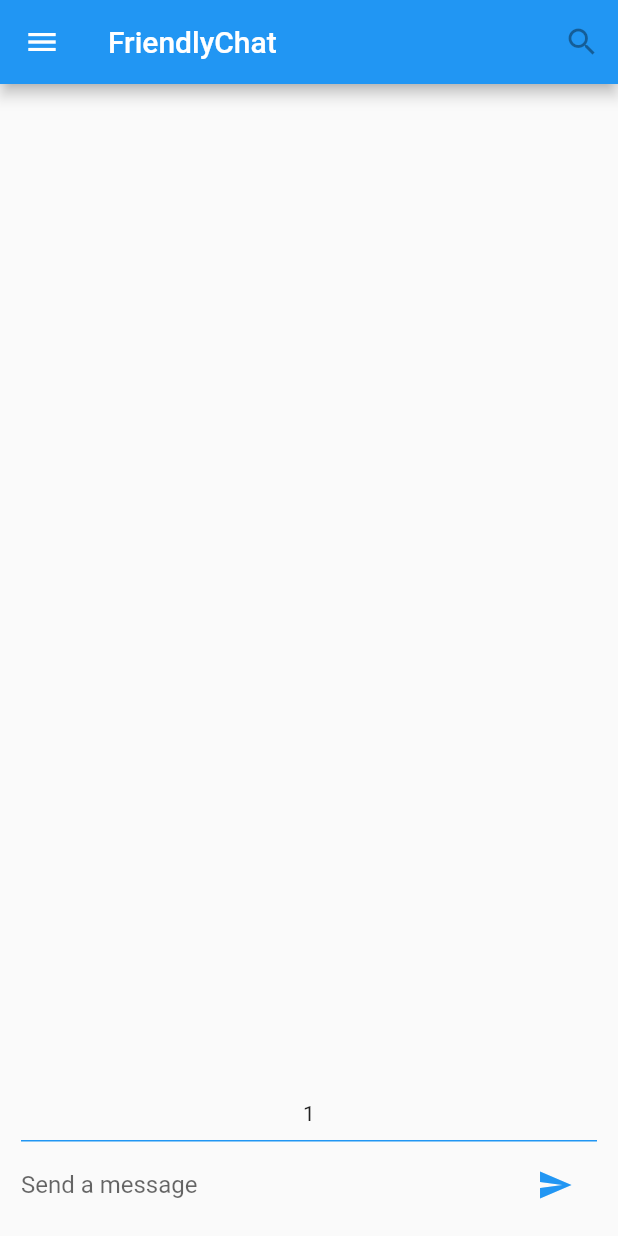
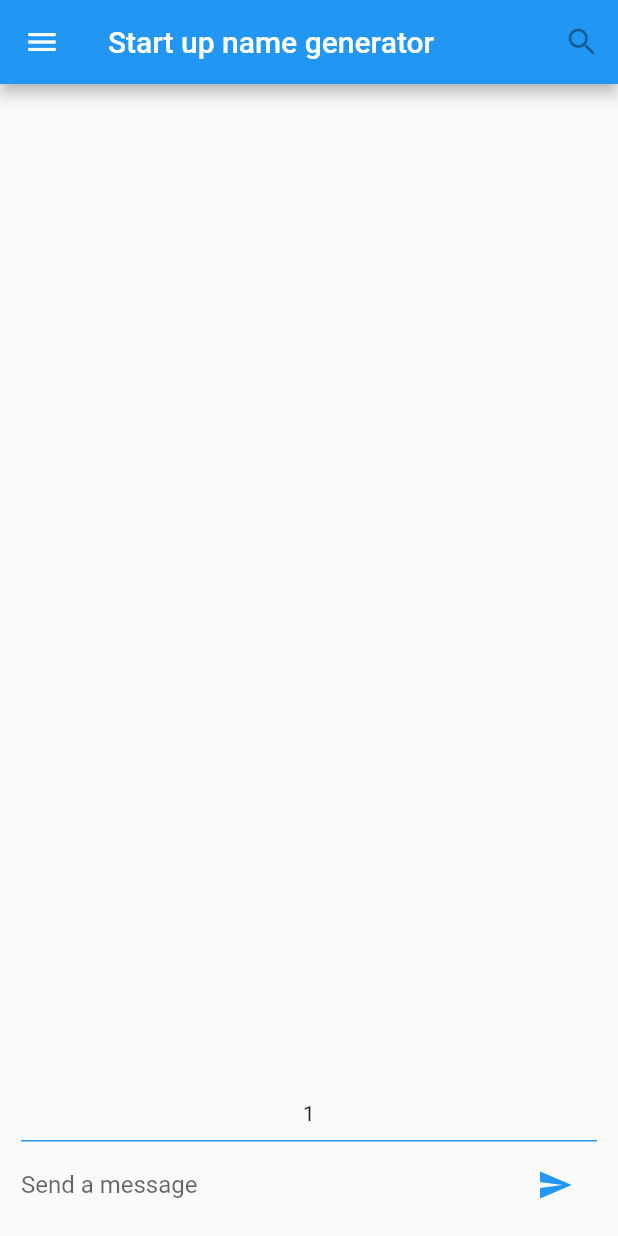
Before and after one commit to NosearY/flutter-sample-project, a Flutter app: the screen it shows after launch, after a tap on the "menu" icon, on a phone screen of 412 x 824 dp. Run offline on Flutter 3.47's test engine with Material 2 defaults, Android fonts, the phone set to English and light mode, and no system bars.

```diff
--- a/lib/main.dart
+++ b/lib/main.dart
@@ -3,11 +3,10 @@
 // found in the LICENSE file.
 
 import 'package:flutter/material.dart';
-import 'package:startup_namer/screens/chat-screen.dart';
+import 'package:startup_namer/src/constants/app.constants.dart';
+import 'package:startup_namer/src/screens/chat-screen.dart';
 
-void main() => runApp(FriendlyChatApp());
-
-const APP_NAME = 'Start up name generator';
+void main() => runApp(const FriendlyChatApp());
 
 class FriendlyChatApp extends StatelessWidget {
   const FriendlyChatApp({
--- /dev/null
+++ b/lib/src/constants/app.constants.dart
@@ -0,0 +1 @@
+const String APP_NAME = 'Start up name generator';
--- a/lib/screens/chat-screen.dart
+++ b/lib/src/screens/chat-screen.dart
@@ -1,15 +1,14 @@
 import 'package:flutter/material.dart';
-import 'package:english_words/english_words.dart';
-
-const APP_NAME = 'Start up name generator';
+import 'package:startup_namer/src/constants/app.constants.dart';
 
 class ChartScreen extends StatefulWidget {
   @override
   _ChartScreenState createState() => _ChartScreenState();
 }
 
+@immutable
 class CounterDisplay extends StatelessWidget {
-  CounterDisplay({this.count});
+  const CounterDisplay(this.count);
 
   final int count;
 
@@ -20,27 +19,27 @@ class CounterDisplay extends StatelessWidget {
 }
 
 class _ChartScreenState extends State<ChartScreen> {
-  final _textController = TextEditingController();
+  final TextEditingController _textController = TextEditingController();
   int _counter = 0;
 
   void _incrementCounter() {
     setState(() {
-      this._counter++;
+      _counter++;
     });
-    print('counter is: ${this._counter}');
+    print('counter is: $_counter');
   }
 
   @override
   Widget build(BuildContext context) {
     return Scaffold(
       appBar: AppBar(
-        title: Text('FriendlyChat'),
+        title: const Text(APP_NAME),
         leading: IconButton(
-          icon: Icon(Icons.menu),
+          icon: const Icon(Icons.menu),
           tooltip: 'Navigation menu',
           onPressed: _incrementCounter,
         ),
-        actions: <Widget>[
+        actions: const <Widget>[
           IconButton(
             icon: Icon(Icons.search),
             tooltip: 'Search',
@@ -50,7 +49,7 @@ class _ChartScreenState extends State<ChartScreen> {
       ),
       body: _buildTextComposer(
         CounterDisplay(
-          count: _counter,
+          _counter,
         ),
       ),
     );
@@ -60,7 +59,7 @@ class _ChartScreenState extends State<ChartScreen> {
     return IconTheme(
       data: IconThemeData(color: Theme.of(context).accentColor),
       child: Column(
-        children: [
+        children: <Widget>[
           Flexible(
             child: Container(
                 child: GestureDetector(
@@ -68,12 +67,12 @@ class _ChartScreenState extends State<ChartScreen> {
             )),
           ),
           Container(
-            margin: EdgeInsets.symmetric(horizontal: 14.0, vertical: 5.0),
+            margin: const EdgeInsets.symmetric(horizontal: 14.0, vertical: 5.0),
             child: counter,
           ),
           Container(
-            margin: EdgeInsets.symmetric(horizontal: 14.0, vertical: 5.0),
-            padding: EdgeInsets.symmetric(horizontal: 0.0, vertical: 5.0),
+            margin: const EdgeInsets.symmetric(horizontal: 14.0, vertical: 5.0),
+            padding: const EdgeInsets.symmetric(horizontal: 0.0, vertical: 5.0),
             decoration: BoxDecoration(
               border: Border(
                   top: BorderSide(
@@ -86,13 +85,13 @@ class _ChartScreenState extends State<ChartScreen> {
                   child: TextField(
                     controller: _textController,
                     onSubmitted: _handleSubmitted,
-                    decoration: InputDecoration.collapsed(
+                    decoration: const InputDecoration.collapsed(
                       hintText: 'Send a message',
                     ),
                   ),
                 ),
                 Container(
-                    margin: EdgeInsets.symmetric(horizontal: 4.0),
+                    margin: const EdgeInsets.symmetric(horizontal: 4.0),
                     child: IconButton(
                       icon: const Icon(Icons.send),
                       onPressed: () => _handleSubmitted(_textController.text),
@@ -109,45 +108,3 @@ class _ChartScreenState extends State<ChartScreen> {
     _textController.clear();
   }
 }
-
-class RandomWords extends StatefulWidget {
-  @override
-  _RandomWordsState createState() => _RandomWordsState();
-}
-
-class _RandomWordsState extends State<RandomWords> {
-  final _suggestions = <WordPair>[];
-  final _biggerFont = TextStyle(fontSize: 18.0);
-
-  @override
-  Widget build(BuildContext context) {
-    // return Text(wordPair.asPascalCase);
-    return Scaffold(
-      appBar: AppBar(title: Text(APP_NAME)),
-      body: _buildSuggestions(),
-    );
-  }
-
-  Widget _buildSuggestions() {
-    return ListView.builder(
-        padding: EdgeInsets.all(16.0),
-        itemBuilder: (context, i) {
-          if (i.isOdd) return Divider();
-
-          final index = i ~/ 2;
-          if (index >= _suggestions.length) {
-            _suggestions.addAll(generateWordPairs().take(10));
-          }
-          return _buildRow(_suggestions[index]);
-        });
-  }
-
-  Widget _buildRow(WordPair wordPair) {
-    return ListTile(
-      title: Text(
-        wordPair.asPascalCase,
-        style: _biggerFont,
-      ),
-    );
-  }
-}
```
Also changed, not shown: 1 other file.
